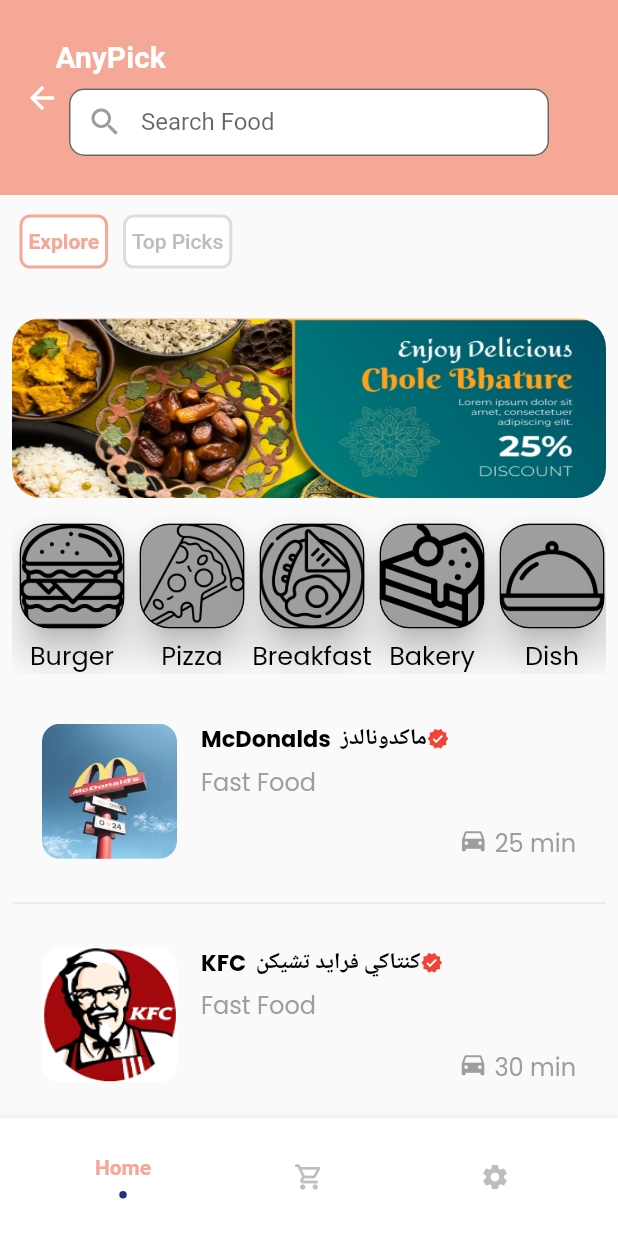
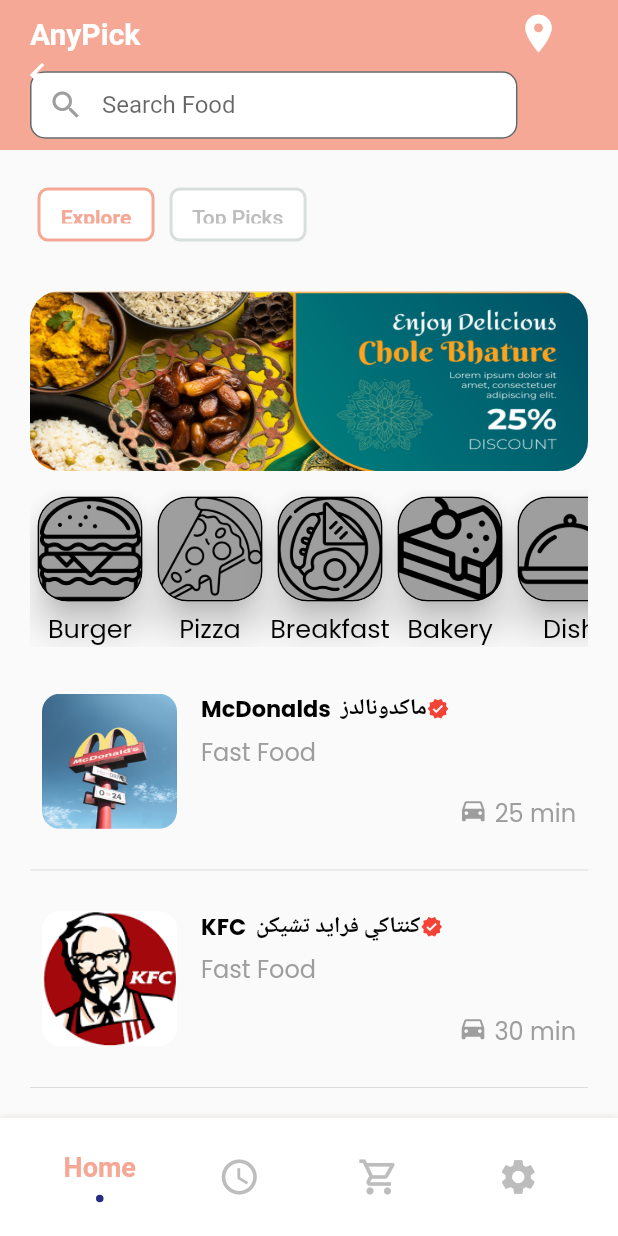
Before and after one commit to ED209Repo/AnyPick, a Flutter app: the HomeScreen screen opened directly, on a phone screen of 412 x 824 dp. Run offline on Flutter 3.47's test engine with Material 2 defaults, Android fonts, the phone set to English and light mode, and no system bars; drawn by our look-alikes of buttons_tabbar, card_swiper, flashy_tab_bar2; our stand-ins replace cool_alert, country_picker, expansion_tile_card, flutter_card_swiper, fluttertoast, google_fonts and 5 more; missing offline and left inert: fast_color_picker, flutterme_credit_card; accounts and stored records are empty; generated files the repository leaves out were written again.

Commit message:
Update-DR100
update-DR100

```diff
--- a/lib/Cart_screen.dart
+++ b/lib/Cart_screen.dart
@@ -159,14 +159,6 @@
     final double buttonHeight = screenHeight * 0.06; // Adjust the fraction as needed
 
     return Scaffold(
-        appBar: AppBar(
-          backgroundColor: AppColors.themeColor,
-          title: Text(AppLocalizations.of(context)!.cart),
-          centerTitle: true,
-          leading: CustomBackButton(
-            onPressed: () => Navigator.of(context).pop(),
-          ),
-        ),
       body: SingleChildScrollView(
         child: Column(
           children: [
--- a/lib/HomeScreenTabBar.dart
+++ b/lib/HomeScreenTabBar.dart
@@ -32,6 +32,7 @@
                         borderColor: AppColors.themeColor,
                         borderWidth: 2,
                         buttonMargin: EdgeInsets.all(5),
+                        contentPadding: EdgeInsets.all(10),
                         backgroundColor: Colors.white,
                         unselectedBackgroundColor: Colors.white,
                         unselectedLabelStyle:  TextStyle(color: Colors.grey[400]),
@@ -40,10 +41,10 @@
                         labelSpacing: 10,
                         tabs: const [
                           Tab(
-                            text: "Explore",
+                            text: " Explore ",
                           ),
                           Tab(
-                            text: "Top Picks",
+                            text: " Top Picks ",
                           ),
 
                         ],
--- a/lib/NewHomeScreen.dart
+++ b/lib/NewHomeScreen.dart
@@ -1,4 +1,5 @@
 import 'package:anypickdemo/AccountSettings.dart';
+import 'package:anypickdemo/Cart_screen.dart';
 import 'package:anypickdemo/OrderScreenTabBar.dart';
 import 'package:flashy_tab_bar2/flashy_tab_bar2.dart';
 import 'package:flutter/material.dart';
@@ -22,10 +23,10 @@
       color: AppColors.themeColor,
       alignment: Alignment.center,
       child: DefaultTabController(
-        length: 3,
+        length: 4,
         child: Scaffold(
           appBar: AppBar(
-            toolbarHeight: 130,
+            toolbarHeight: 100,
             backgroundColor: AppColors.themeColor,
             elevation: 0,
             flexibleSpace: Column(
@@ -33,7 +34,7 @@
                 crossAxisAlignment: CrossAxisAlignment.stretch,
                 children: [
                   const Padding(
-                    padding: EdgeInsets.only(left: 37),
+                    padding: EdgeInsets.only(left: 20),
                     child: Row(
                       mainAxisAlignment: MainAxisAlignment.start,
                       children: [
@@ -42,16 +43,21 @@
                           fontSize: 20,
                           color: Colors.white,
                         ),),
+                        Spacer(),
+                        Spacer(),
+                        Expanded(child: Icon(Icons.location_on,size: 30,color: Colors.white,))
                       ],
                     ),
                   ),
                   const SizedBox(height: 10),
-                  Row(
-                    mainAxisAlignment: MainAxisAlignment.center,
+                  Padding(
+                    padding: const EdgeInsets.only(left: 20.0),
+                    child: Row(
+                      mainAxisAlignment: MainAxisAlignment.start,
                       children: [
                         Container(
                           height: 45,
-                        width: 320,
+                          width: 325,
                           child: TextField(
                             textAlign: TextAlign.start,
                             decoration: InputDecoration(
@@ -62,14 +68,14 @@
                               fillColor: Colors.white,
                               border: OutlineInputBorder(
                                 borderSide: BorderSide(
-                                color: AppColors.blackColor,
+                                  color: AppColors.whitetext,
                                   width: 1,
                                 ),
                                 borderRadius: BorderRadius.circular(10),
                               ),
                               focusedBorder: OutlineInputBorder(
-                              borderSide: BorderSide(
-                                color: AppColors.themeColor2,
+                                borderSide: const BorderSide(
+                                  color: Colors.red,
                                   width: 3,
                                 ),
                                 borderRadius: BorderRadius.circular(10),
@@ -78,12 +84,16 @@
                           ),
                         ),
                       ],
+                    ),
                   )
                 ],
               ),
           ),
-          body: Container(
+          body: Padding(
+            padding: const EdgeInsets.all(12.0),
+            child: Container(
               child: SlidingSegmentedControlDemo(),
+            ),
           ),
         ),
       ),
@@ -94,11 +104,11 @@
       alignment: Alignment.center,
       child: Scaffold(
         appBar: AppBar(
-          backgroundColor: Colors.transparent,
+          backgroundColor: AppColors.themeColor,
           elevation: 0,
-          title: const Text("Order",
+          title: const Text("Orders",
           style: TextStyle(
-            color: Colors.black,
+            color: Colors.white,
             fontSize: 25,
             fontWeight: FontWeight.bold
           ),),
@@ -106,6 +116,11 @@
         ),
         body: OrderScreenTabbar(),
       )
+    ),
+    Container(
+      child: const Scaffold(
+        body: CartScreen(),
+      ),
     ),
     Container(
       child: const Scaffold(
@@ -130,23 +145,34 @@
             FlashyTabBarItem(
               icon: Icon(
                 Icons.home,
+                size: 28,
                 color: _selectedIndex == 0 ? AppColors.themeColor : Colors.grey[400],
               ),
-              title: Text('Home', style: TextStyle(color: _selectedIndex == 0 ? AppColors.themeColor : Colors.grey[400])),
+              title: Text('Home', style: TextStyle(color: _selectedIndex == 0 ? AppColors.themeColor : Colors.grey[400],fontSize: 18)),
+            ),
+            FlashyTabBarItem(
+              icon: Icon(
+                Icons.access_time_outlined,
+                size: 28,
+                color: _selectedIndex == 1 ? AppColors.themeColor : Colors.grey[400],
+              ),
+              title: Text('Order', style: TextStyle(color: _selectedIndex == 1 ? AppColors.themeColor :Colors.grey[400],fontSize: 18)),
             ),
             FlashyTabBarItem(
               icon: Icon(
                 Icons.shopping_cart_outlined,
-                color: _selectedIndex == 1 ? AppColors.themeColor : Colors.grey[400],
+                size: 28,
+                color: _selectedIndex == 2 ? AppColors.themeColor : Colors.grey[400],
               ),
-              title: Text('Order', style: TextStyle(color: _selectedIndex == 1 ? AppColors.themeColor :Colors.grey[400])),
+              title: Text('Cart', style: TextStyle(color: _selectedIndex == 2 ? AppColors.themeColor : Colors.grey[400],fontSize: 18)),
             ),
             FlashyTabBarItem(
               icon: Icon(
                 Icons.settings,
-                color: _selectedIndex == 2 ? AppColors.themeColor : Colors.grey[400],
+                size: 28,
+                color: _selectedIndex == 3 ? AppColors.themeColor : Colors.grey[400],
               ),
-              title: Text('More', style: TextStyle(color: _selectedIndex == 2 ? AppColors.themeColor : Colors.grey[400])),
+              title: Text('Setting', style: TextStyle(color: _selectedIndex == 3 ? AppColors.themeColor : Colors.grey[400],fontSize: 18)),
             ),
           ],
         ),
--- a/lib/OrderScreenTabBar.dart
+++ b/lib/OrderScreenTabBar.dart
@@ -1,3 +1,4 @@
+import 'package:anypickdemo/Cart_screen.dart';
 import 'package:expansion_tile_card/expansion_tile_card.dart';
 import 'package:flutter/material.dart';
 import 'OrdersModel.dart';
@@ -17,12 +18,14 @@
 
   List<Order> orders = OrderModel.items;
 
-  final List<String> _segments = ["Current", "Ready to Pick", "History"];
+  final List<String> _segments = ["Ready to Pick", "History",];
 
   @override
   Widget build(BuildContext context) {
     bool allOrdersProcessed = currentOrderIndex >= orders.length;
-    return Column(
+    return Padding(
+      padding: const EdgeInsets.all(10.0),
+      child: Column(
         mainAxisAlignment: MainAxisAlignment.start,
         crossAxisAlignment: CrossAxisAlignment.stretch,
         children: <Widget>[
@@ -31,7 +34,7 @@
             child: Container(
               decoration: BoxDecoration(
                 borderRadius: BorderRadius.circular(8),
-              color: AppColors.themeColor, // Change to your desired color
+                color:Color(0xffF5A896).withOpacity(0.6) // Change to your desired color
               ),
               width: double.infinity,
               child: Row(
@@ -53,6 +56,7 @@
                             : Colors.transparent,
                         borderRadius: BorderRadius.circular(10),
                       ),
+                      width: 130,
                       padding: const EdgeInsets.all(10.0),
                       child: Text(
                         entry.value,
@@ -61,6 +65,7 @@
                               ? Colors.white
                               : Colors.white,
                         ),
+                        textAlign: TextAlign.center,
                       ),
                     ),
                   ),
@@ -133,17 +138,10 @@
                   child: Text("Segment 2 Content"),
                 ),
               ),
-            // Content for Segment 3
-            Container(
-              height: 300,
-              width: double.infinity,
-              child: const Center(
-                child: Text("Segment 3 Content"),
-              ),
+            ],
           ),
         ],
       ),
-      ],
     );
   }
 }
--- a/lib/browseScreen.dart
+++ b/lib/browseScreen.dart
@@ -148,7 +148,7 @@
                             children: [
                               Container(
                                 margin: const EdgeInsets.all(8.0),
-                                padding: const EdgeInsets.all(12.0),
+                                padding: const EdgeInsets.only(top: 10.0,bottom: 10.0),
                                 child: Row(
                                   children: [
                                     SizedBox(
```
Lines whose indentation alone changed are shown as unchanged.
